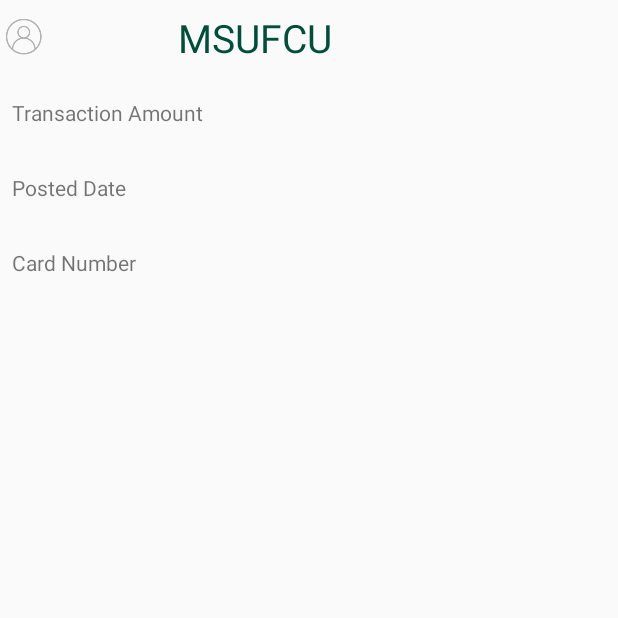
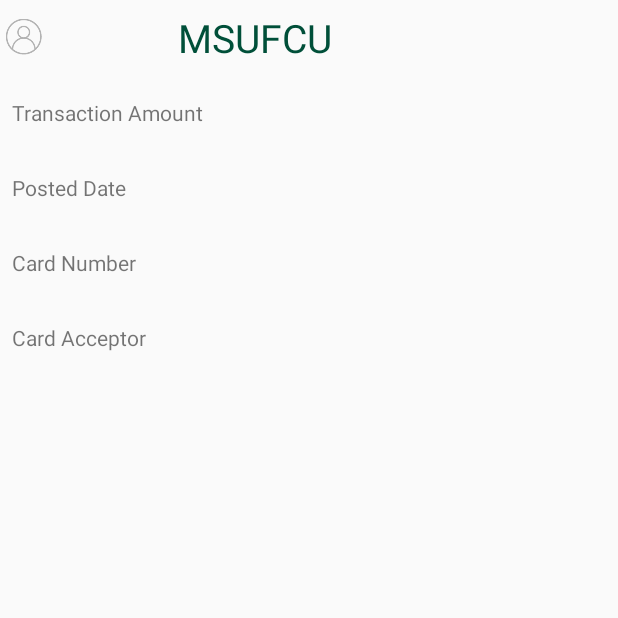
Before and after one commit to AustinRoberts97/Anomaly_detection_android, an Android app: the Individual_Trans screen opened directly, with no data from a screen before it, on a phone screen of 412 x 824 dp, the top half of it. Run offline under Robolectric (Android 15) with nearby library versions, the phone set to English and light mode, and no system bars; 6 statements that could not run were skipped.

```diff
--- a/app/build.gradle
+++ b/app/build.gradle
@@ -25,8 +25,7 @@ dependencies {
     androidTestCompile('com.android.support.test.espresso:espresso-core:2.2.2', {
         exclude group: 'com.android.support', module: 'support-annotations'
     })
-    compile 'com.android.support:appcompat-v7:26.+'
-    compile 'com.android.support.constraint:constraint-layout:1.0.2'
+
     testCompile 'junit:junit:4.12'
 
 }
--- a/app/src/main/java/edu/msu/rober976/anomaly_detection_android/Individual_Trans.java
+++ b/app/src/main/java/edu/msu/rober976/anomaly_detection_android/Individual_Trans.java
@@ -29,8 +29,27 @@ public class Individual_Trans extends AppCompatActivity {
         TextView postDateView = findViewById(R.id.postdate2);
         postDateView.setText(transaction.getLocal_tran_date());
 
+        TextView cardView = findViewById(R.id.card2);
+        cardView.setText("XXXXXXXXXXXX"+transaction.getProcessor_account().substring(12));
 
-
+        TextView acceptorView = findViewById(R.id.store2);
+        acceptorView.setText(transaction.getCard_acceptor_name());
+        TextView warning1View = findViewById(R.id.warning1);
+        TextView warning2View = findViewById(R.id.warning2);
+        warning1View.setVisibility(View.INVISIBLE);
+        warning2View.setVisibility(View.INVISIBLE);
+        if (transaction.getFraud_flag() == 3){
+            warning1View.setVisibility(View.VISIBLE);
+            warning2View.setVisibility(View.VISIBLE);
+            warning1View.setText("Warnings:");
+            warning2View.setText("This payment is likely fraudulent");
+        }
+        if (transaction.getFraud_flag() == 1){
+            warning1View.setVisibility(View.VISIBLE);
+            warning2View.setVisibility(View.VISIBLE);
+            warning1View.setText("Warnings:");
+            warning2View.setText("This recurring transaction has increased");
+        }
     }
 
 }
--- a/app/src/main/res/layout/activity_individual.xml
+++ b/app/src/main/res/layout/activity_individual.xml
@@ -103,5 +103,63 @@
             tools:ignore="RtlCompat" />/>
     </LinearLayout>
 
+    <LinearLayout
+        android:layout_width="match_parent"
+        android:layout_height="wrap_content"
+        android:orientation="horizontal">
+
+        <TextView
+            android:id="@+id/store1"
+            android:layout_width="0dp"
+            android:layout_height="50dp"
+            android:layout_weight="1"
+            android:layout_gravity="start"
+            android:text="Card Acceptor"
+            android:gravity="center_vertical"
+            android:paddingLeft="8dp"/>
+
+        <TextView
+            android:id="@+id/store2"
+            android:layout_width="0dp"
+            android:layout_height="50dp"
+            android:layout_weight="1"
+            android:layout_gravity="end"
+            android:text=""
+            android:gravity="center_vertical"
+            android:textSize="18dp"
+            android:textAlignment="textEnd"
+            android:paddingRight="8dp"
+            tools:ignore="RtlCompat" />/>
+    </LinearLayout>
+
+    <LinearLayout
+        android:layout_width="match_parent"
+        android:layout_height="wrap_content"
+        android:orientation="horizontal">
+
+        <TextView
+            android:id="@+id/warning1"
+            android:layout_width="0dp"
+            android:layout_height="50dp"
+            android:layout_weight="1"
+            android:layout_gravity="start"
+            android:text="Warning"
+            android:gravity="center_vertical"
+            android:paddingLeft="8dp"/>
+
+        <TextView
+            android:id="@+id/warning2"
+            android:layout_width="0dp"
+            android:layout_height="50dp"
+            android:layout_weight="1"
+            android:layout_gravity="end"
+            android:text=""
+            android:gravity="center_vertical"
+            android:textSize="18dp"
+            android:textAlignment="textEnd"
+            android:paddingRight="8dp"
+            tools:ignore="RtlCompat" />/>
+    </LinearLayout>
+
 
 </LinearLayout>
```
Also changed, not shown: app/src/main/java/edu/msu/rober976/anomaly_detection_android/TransactionsView.java (+36 -4 lines), app/src/main/res/menu/drawer_view.xml (+5 -4 lines).
